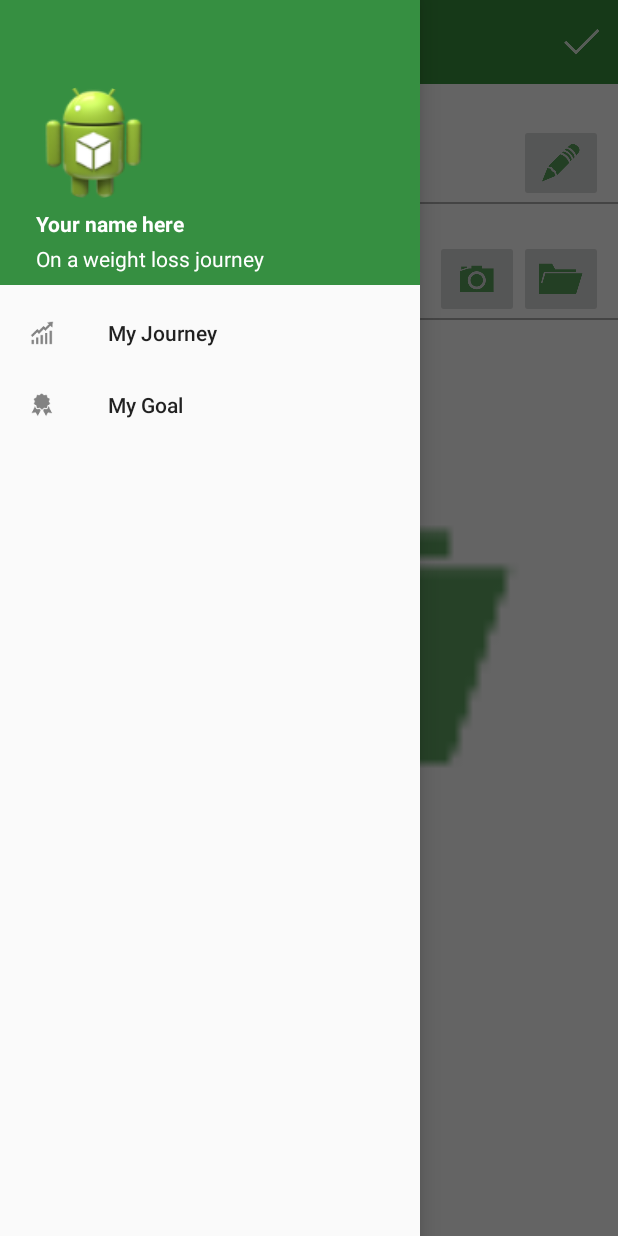
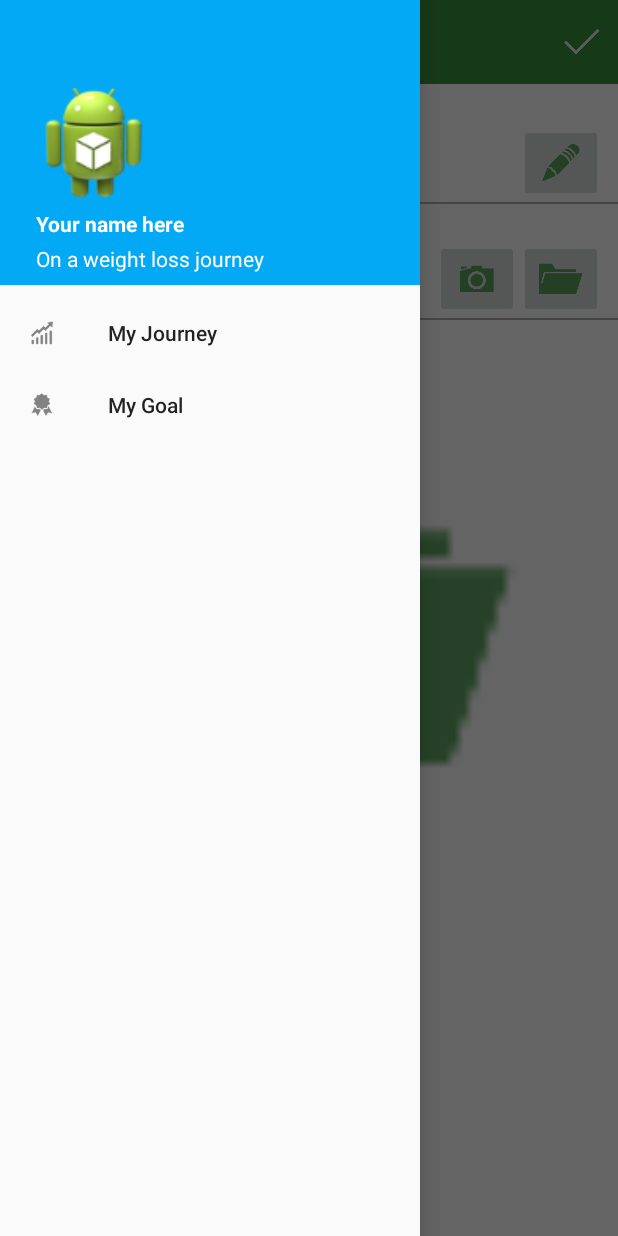
Before and after one commit to Stahlisen/treightapp_light, an Android app: the fragment NewWeighInFragment placed in its activity, with the side drawer open, on a phone screen of 412 x 824 dp. Run offline under Robolectric (Android 15) with nearby library versions, the phone set to English and light mode, and no system bars; our stand-ins replace CircleImageView; libraries missing offline, so code that uses them is left out: io.realm; 5 statements that could not run were skipped.

Commit message:
Add new libraries and update fragment strucutre

```diff
--- a/app/build.gradle
+++ b/app/build.gradle
@@ -2,7 +2,7 @@ apply plugin: 'com.android.application'
 
 android {
     compileSdkVersion 22
-    buildToolsVersion "22.0.1"
+    buildToolsVersion '22.0.1'
 
     defaultConfig {
         applicationId "com.example.myfitnessjourney.Controller"
@@ -26,4 +26,5 @@ dependencies {
     compile files('libs/realm-0.82.0.jar')
     compile 'de.hdodenhof:circleimageview:1.3.0'
     compile 'com.android.support:design:22.2.0'
+
 }
--- a/app/src/main/AndroidManifest.xml
+++ b/app/src/main/AndroidManifest.xml
@@ -26,7 +26,8 @@
         android:label="@string/app_name"
         android:theme="@style/AppBaseTheme" >
         <activity android:name=".MainActivity"
-            android:label="MainActivity">
+            android:label="MainActivity"
+            android:configChanges="orientation|screenSize">
             <intent-filter>
                 <action android:name="android.intent.action.MAIN" />
 
--- a/app/src/main/java/com/example/myfitnessjourney/Controller/MainActivity.java
+++ b/app/src/main/java/com/example/myfitnessjourney/Controller/MainActivity.java
@@ -1,6 +1,5 @@
 package com.example.myfitnessjourney.Controller;
 
-import android.graphics.Bitmap;
 import android.os.Bundle;
 import android.support.design.widget.NavigationView;
 import android.support.v4.app.FragmentManager;
@@ -8,6 +7,7 @@ import android.support.v4.widget.DrawerLayout;
 import android.support.v7.app.ActionBarDrawerToggle;
 import android.support.v7.app.AppCompatActivity;
 import android.support.v7.widget.Toolbar;
+import android.util.Log;
 import android.view.Menu;
 import android.view.MenuItem;
 import android.view.View;
@@ -36,18 +36,14 @@ public class MainActivity extends AppCompatActivity {
         setContentView(R.layout.test_main_activity);
         //Realm.deleteRealmFile(this);
         mFragmentManager = getSupportFragmentManager();
-        initiateNavigation();
+        initializeNavigation();
 
-        //If there is a savedInstance, restore fragment from saved state
-        if (savedInstanceState != null) {
-            restoreFragmentFromSavedState(savedInstanceState);
-
-
-        } else {
             Bundle bundleNew = new Bundle();
             bundleNew.putBoolean("isBackPressed", false);
             customNavigationCall(R.id.home, bundleNew);
-        }
+            Log.d("log_1", "isntSavedInstance");
+
+
 
     }
 
@@ -55,7 +51,6 @@ public class MainActivity extends AppCompatActivity {
     public void customNavigationCall(int itemId, Bundle bundle) {
 
         switch (itemId) {
-
 
             case R.id.action_add:
                 abdToggle.setDrawerIndicatorEnabled(false);
@@ -115,11 +110,6 @@ public class MainActivity extends AppCompatActivity {
                 if (gff == null) {
                     gff = new GoalFragment();
                 }
-                /*
-                if (bundle != null) {
-                        gff.setArguments(bundle);
-                    }
-                    */
 
                 currentFragment = FRAGMENT_2;
                 mFragmentManager.beginTransaction()
@@ -180,7 +170,7 @@ public class MainActivity extends AppCompatActivity {
             super.onBackPressed();
         }
     }
-
+    /*
     //Restore the fragment which was presented on orientation change
     public void restoreFragmentFromSavedState(Bundle savedInstanceState) {
 
@@ -234,8 +224,9 @@ public class MainActivity extends AppCompatActivity {
 
         }
     }
+    */
 
-    public void initiateNavigation() {
+    public void initializeNavigation() {
         // Initializing Toolbar and setting it as the actionbar
         toolbar = (Toolbar) findViewById(R.id.toolbar);
         setSupportActionBar(toolbar);
--- a/app/src/main/java/com/example/myfitnessjourney/Controller/NewWeighInFragment.java
+++ b/app/src/main/java/com/example/myfitnessjourney/Controller/NewWeighInFragment.java
@@ -19,6 +19,7 @@ import android.view.View;
 import android.view.ViewGroup;
 import android.view.WindowManager;
 import android.widget.Button;
+import android.widget.FrameLayout;
 import android.widget.ImageButton;
 import android.widget.ImageView;
 import android.widget.NumberPicker;
@@ -53,66 +54,23 @@ public class NewWeighInFragment extends Fragment {
     public static float ENTERED_WEIGHT;
     public static Bitmap ENTERED_PHOTO;
 
+    @Override
+    public void onCreate(Bundle savedInstanceState) {
+        super.onCreate(savedInstanceState);
+    }
+
 
     @Override
     public View onCreateView(LayoutInflater inflater, ViewGroup parent, Bundle savedInstanceState) {
         super.onCreateView(inflater, parent, savedInstanceState);
-        View view = inflater.inflate(R.layout.fragment_new_weighin, parent, false);
+        FrameLayout frameLayout = new FrameLayout(getActivity());
+        populateViewForOrientation(inflater, frameLayout);
+        //View view = inflater.inflate(R.layout.fragment_new_weighin, parent, false);
         ((MainActivity) getActivity()).getSupportActionBar().setDisplayHomeAsUpEnabled(true);
         ((MainActivity) getActivity()).getSupportActionBar().setHomeButtonEnabled(true);
         setHasOptionsMenu(true);
 
-        //Initialize all view elements
-        mEditWeight = (TextView) view.findViewById(R.id.weight_edit);
-        mEditPicture = (TextView) view.findViewById(R.id.picture_edit);
-        mChooseWeight = (ImageButton) view.findViewById(R.id.weight_edit_button);
-        mTakePicture = (ImageButton) view.findViewById(R.id.take_picture_button);
-        mBrowsePicture = (ImageButton) view.findViewById(R.id.browse_gallery_image_button);
-        //Se kommentar på metoden pickPhoto()
-        mBrowsePicture.setEnabled(false);
-        mPhotoView = (ImageView) view.findViewById(R.id.photo_view);
-        //Create listeners
-        createListeners();
-
-        //Check for saved instance
-        if (savedInstanceState != null) {
-            ENTERED_WEIGHT = savedInstanceState.getFloat("lastEnteredWeight");
-            ENTERED_PHOTO = savedInstanceState.getParcelable("lastEnteredPhoto");
-
-            if (ENTERED_WEIGHT > 0.0f) {
-                String ENTERED_WEIGHT_String = Float.toString(ENTERED_WEIGHT);
-                mEditWeight.setText(ENTERED_WEIGHT_String + " KG");
-                mEditWeight.setTextColor(getResources().getColor(R.color.green_2));
-            }
-
-            if (ENTERED_PHOTO != null) {
-                mPhotoView.setImageBitmap(ENTERED_PHOTO);
-            }
-
-        }
-
-        /*
-        //If arguments is not null, get the entered weight and photo
-        Bundle bl = getArguments();
-        if (bl != null) {
-            if (getArguments().containsKey("entered_weight")) {
-                ENTERED_WEIGHT = getArguments().getFloat("entered_weight");
-            }
-
-            if (getArguments().containsKey("entered_photo")) {
-                ENTERED_PHOTO = getArguments().getParcelable("entered_photo");
-            }
-        }
-
-        if (ENTERED_WEIGHT > 0.0f) {
-            String entered_weight_text = Float.toString(ENTERED_WEIGHT);
-            mEditWeight.setText(entered_weight_text + " KG");
-            mEditWeight.setTextColor(getResources().getColor(R.color.green_2));
-        }
-        mPhotoView.setImageBitmap(ENTERED_PHOTO);
-        */
-
-        return view;
+        return frameLayout;
 
     }
 
@@ -146,6 +104,7 @@ public class NewWeighInFragment extends Fragment {
 
                     WeighInLab.get(getActivity()).createNewRealmWeighIn(weighin, getActivity().getApplicationContext());
                     ENTERED_WEIGHT = 0;
+                    ENTERED_PHOTO = null;
                     ((MainActivity) getActivity()).customNavigationCall(R.id.home, null);
 
                 } else {
@@ -156,6 +115,43 @@ public class NewWeighInFragment extends Fragment {
                 return true;
         }
         return false;
+    }
+
+    private void populateViewForOrientation (LayoutInflater inflater, ViewGroup viewGroup) {
+        viewGroup.removeAllViewsInLayout();
+        View view = inflater.inflate(R.layout.fragment_new_weighin, viewGroup);
+
+        //Initialize all view elements
+        mEditWeight = (TextView) view.findViewById(R.id.weight_edit);
+        mEditPicture = (TextView) view.findViewById(R.id.picture_edit);
+        mChooseWeight = (ImageButton) view.findViewById(R.id.weight_edit_button);
+        mTakePicture = (ImageButton) view.findViewById(R.id.take_picture_button);
+        mBrowsePicture = (ImageButton) view.findViewById(R.id.browse_gallery_image_button);
+
+        //Se kommentar på metoden pickPhoto()
+        mBrowsePicture.setEnabled(false);
+        mPhotoView = (ImageView) view.findViewById(R.id.photo_view);
+
+        //Create listeners
+        createListeners();
+
+        if (ENTERED_WEIGHT > 0.0f) {
+            String ENTERED_WEIGHT_String = Float.toString(ENTERED_WEIGHT);
+            mEditWeight.setText(ENTERED_WEIGHT_String + " KG");
+        }
+
+        if (ENTERED_PHOTO != null) {
+            mPhotoView.setImageBitmap(ENTERED_PHOTO);
+        }
+
+    }
+
+    @Override
+    public void onConfigurationChanged(Configuration newConfig) {
+        super.onConfigurationChanged(newConfig);
+        LayoutInflater inflater = LayoutInflater.from(getActivity());
+        populateViewForOrientation(inflater, (ViewGroup) getView());
+
     }
 
 
--- a/app/src/main/res/layout-land/fragment_new_weighin.xml
+++ b/app/src/main/res/layout-land/fragment_new_weighin.xml
@@ -110,6 +110,6 @@
         android:layout_width="100dp"
         android:layout_height="100dp"
         android:layout_gravity="center"
-        android:src="@drawable/browse_button"/>
+        />
 
 </LinearLayout>
--- a/app/src/main/res/layout/test_header.xml
+++ b/app/src/main/res/layout/test_header.xml
@@ -2,9 +2,8 @@
 <RelativeLayout xmlns:android="http://schemas.android.com/apk/res/android"
     android:layout_width="match_parent"
     android:layout_height="190dp"
-    android:background="@drawable/green_pt2"
-    android:orientation="vertical"
-    >
+    android:background="@color/blue_1"
+    android:orientation="vertical">
 
     <de.hdodenhof.circleimageview.CircleImageView
         xmlns:app="http://schemas.android.com/apk/res-auto"
--- a/app/src/main/res/values/colors.xml
+++ b/app/src/main/res/values/colors.xml
@@ -11,4 +11,9 @@
     <color name="PrimaryDarkColor">#1B5E20</color>
     <color name="red">#F44336</color>
 
+    <color name="blue_1">#03A9F4</color>
+    <color name="blue_accent">#B3E5FC</color>
+    <color name="blue_text">#01579B</color>
+
+
 </resources>
```
Also changed, not shown: app/src/main/java/com/example/myfitnessjourney/Controller/GoalFragment.java (+50 -41 lines), 64 other files.
